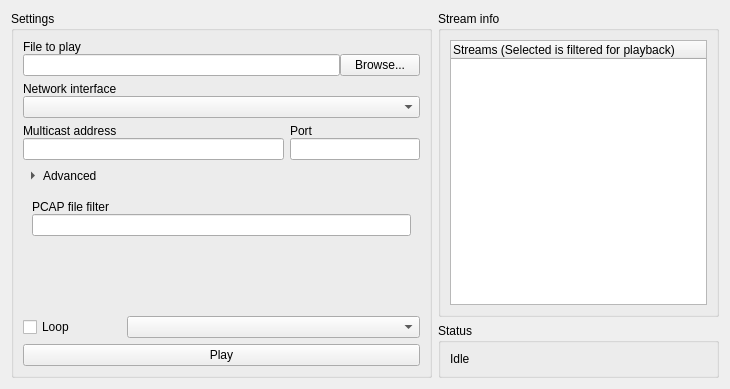
Above: playbackwidget.ui from wisinorden/iptvutils before the change. Below: the same form after it.
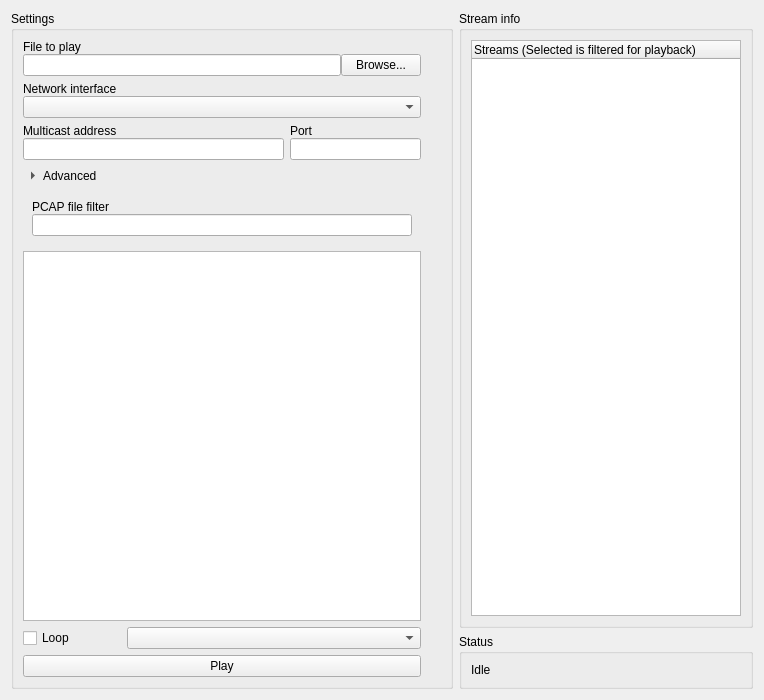
That is the form after the change. Icons and pictures are not drawn. Custom widgets are drawn as their Qt base class.

Diff of the .ui file:
```diff
--- a/playbackwidget.ui
+++ b/playbackwidget.ui
@@ -6,8 +6,8 @@
    <rect>
     <x>0</x>
     <y>0</y>
-    <width>730</width>
-    <height>389</height>
+    <width>764</width>
+    <height>700</height>
    </rect>
   </property>
   <property name="sizePolicy">
@@ -31,8 +31,8 @@
      <property name="title">
       <string>Settings</string>
      </property>
-     <layout class="QVBoxLayout" name="playbackSettingsVLayout">
-      <item>
+     <layout class="QGridLayout" name="gridLayout">
+      <item row="0" column="0">
        <layout class="QVBoxLayout" name="playbackFilenameVLayout">
         <property name="spacing">
          <number>0</number>
@@ -60,7 +60,7 @@
         </item>
        </layout>
       </item>
-      <item>
+      <item row="1" column="0">
        <layout class="QVBoxLayout" name="playbackInterfaceVLayout">
         <property name="spacing">
          <number>0</number>
@@ -77,7 +77,7 @@
         </item>
        </layout>
       </item>
-      <item>
+      <item row="2" column="0">
        <layout class="QHBoxLayout" name="playbackAddressHLayout" stretch="2,1">
         <item>
          <layout class="QVBoxLayout" name="AddressVLayout">
@@ -134,7 +134,7 @@
         </property>
        </widget>
       </item>
-      <item>
+      <item row="4" column="0">
        <widget class="QWidget" name="playbackPcapFilterContainer" native="true">
         <layout class="QVBoxLayout" name="playbackPcapFilterVLayout">
          <property name="spacing">
@@ -153,7 +153,23 @@
         </layout>
        </widget>
       </item>
-      <item>
+      <item row="5" column="0">
+       <widget class="QChartView" name="graphView">
+        <property name="minimumSize">
+         <size>
+          <width>0</width>
+          <height>300</height>
+         </size>
+        </property>
+        <property name="mouseTracking">
+         <bool>true</bool>
+        </property>
+        <property name="focusPolicy">
+         <enum>Qt::NoFocus</enum>
+        </property>
+       </widget>
+      </item>
+      <item row="5" column="1">
        <spacer name="verticalSpacer">
         <property name="orientation">
          <enum>Qt::Vertical</enum>
@@ -166,7 +182,7 @@
         </property>
        </spacer>
       </item>
-      <item>
+      <item row="6" column="0">
        <layout class="QHBoxLayout" name="playbackFilteringHLayout" stretch="1,3">
         <item>
          <widget class="QCheckBox" name="playbackLoopCheckbox">
@@ -180,7 +196,7 @@
         </item>
        </layout>
       </item>
-      <item>
+      <item row="8" column="0">
        <widget class="QPushButton" name="playbackStartStopBtn">
         <property name="text">
          <string>Play</string>
@@ -255,6 +271,13 @@
    </item>
   </layout>
  </widget>
+ <customwidgets>
+  <customwidget>
+   <class>QChartView</class>
+   <extends>QGraphicsView</extends>
+   <header location="global">QtCharts</header>
+  </customwidget>
+ </customwidgets>
  <resources/>
  <connections/>
  <buttongroups>
```
Left out of the diff: 7 changed lines with no effect on the pictures.
